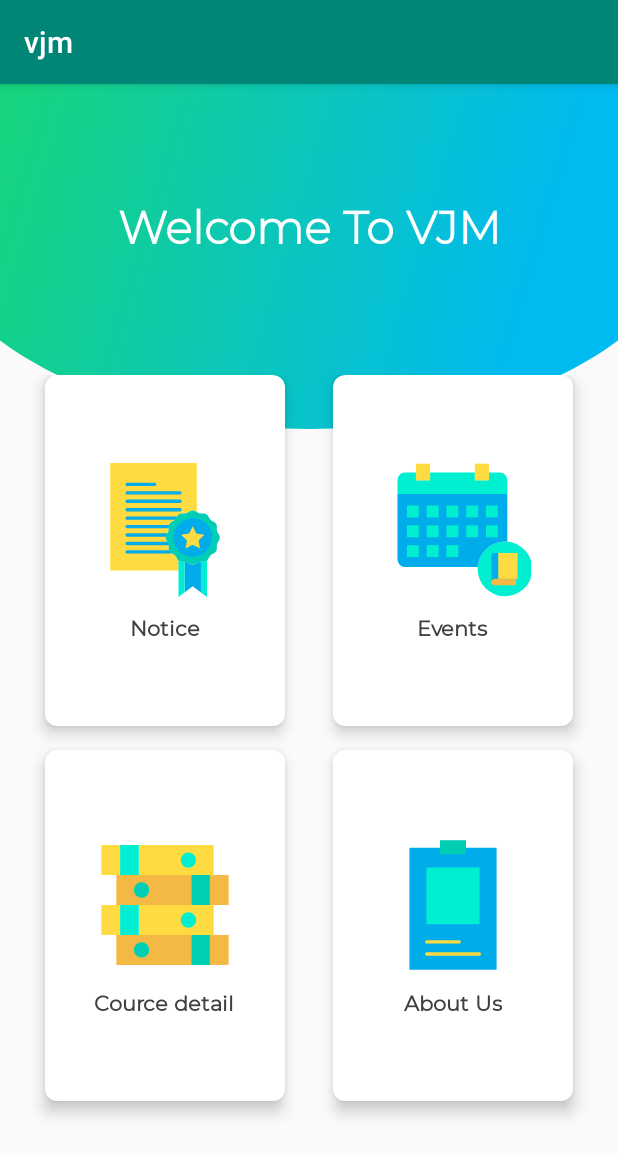
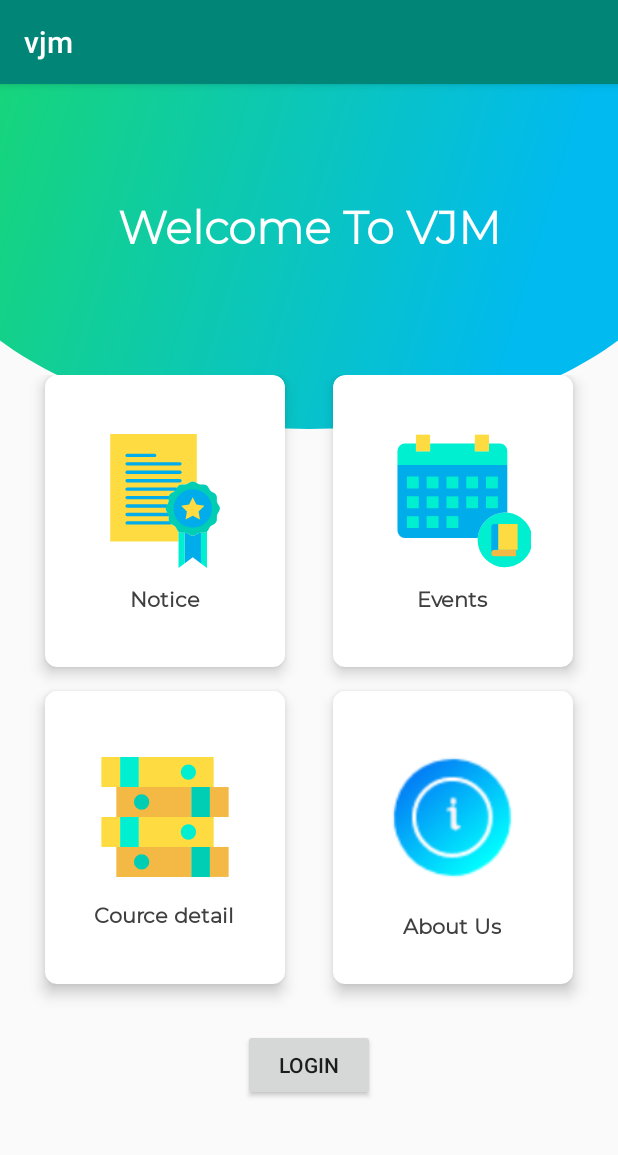
Before and after one commit to vkherani/VJM, an Android app: the screen it shows after launch (MainActivity), on a phone screen of 412 x 824 dp. Shown: the top 1155 px of the screen. Run offline under Robolectric (Android 15) with nearby library versions, the phone set to English and light mode, and no system bars.

Commit message:
icon added

```diff
--- a/app/src/main/res/layout/activity_main.xml
+++ b/app/src/main/res/layout/activity_main.xml
@@ -36,15 +36,15 @@
 
         <GridLayout
             android:layout_width="match_parent"
-            android:layout_height="match_parent"
+            android:layout_height="450dp"
             android:layout_marginTop="180dp"
-            android:layout_marginBottom="60dp"
             android:alignmentMode="alignMargins"
             android:columnCount="2"
             android:columnOrderPreserved="false"
             android:padding="14dp"
             android:rowCount="2"
-            android:scrollbars="vertical">
+            android:scrollbars="vertical"
+            android:id="@+id/gridLayout">
 
             <androidx.cardview.widget.CardView
                 android:layout_width="0dp"
@@ -185,10 +185,10 @@
                     android:orientation="vertical">
 
                     <ImageView
-                        android:layout_width="wrap_content"
-                        android:layout_height="wrap_content"
+                        android:layout_width="110dp"
+                        android:layout_height="110dp"
                         android:layout_gravity="center_horizontal"
-                        android:background="@drawable/ic_attendance_recap" />
+                        android:background="@drawable/about" />
 
                     <TextView
                         android:layout_width="wrap_content"
@@ -203,5 +203,12 @@
 
             </androidx.cardview.widget.CardView>
         </GridLayout>
+
+        <Button
+            android:layout_width="wrap_content"
+            android:layout_height="wrap_content"
+            android:text="Login"
+            android:layout_below="@id/gridLayout"
+            android:layout_centerHorizontal="true"/>
     </RelativeLayout>
 </ScrollView>
```
